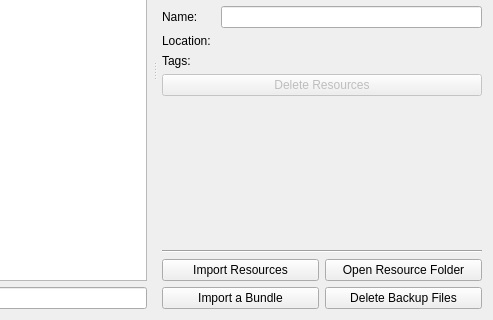
First picture: the form in plugins/extensions/resourcemanager/WdgDlgResourceManager.ui, repository KDE/krita, before the edit; both pictures show x 207 to 700 and y 180 to 500 of the 700 by 500 pixel window.
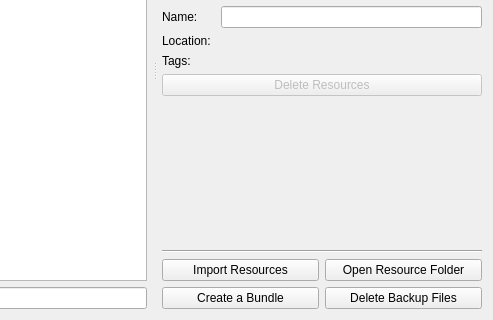
Second picture: the form after the edit. Custom widgets are drawn as their Qt base class.

Commit message:
Change Import a bundle into Create bundle button
For now the button only opens a new create bundle dialog
without adding the already selected resources into the bundle,
but it can be added later.

Before this commit the button did nothing and was labeled
"Import a bundle", but because .asl and .abr files are
storages just like a bundle and it would be best if the user
didn't have to choose between two buttons but use just one
to import any kind of resource, resources or collection
of resources. Hence the Import a bundle button
became obsolete.

Patch:
```diff
--- a/plugins/extensions/resourcemanager/WdgDlgResourceManager.ui
+++ b/plugins/extensions/resourcemanager/WdgDlgResourceManager.ui
@@ -244,7 +244,7 @@
          <item row="1" column="0">
           <widget class="QPushButton" name="btnImportBundle">
            <property name="text">
-            <string>Import a Bundle</string>
+            <string>Create a Bundle</string>
            </property>
           </widget>
          </item>
```
Left out of the diff: 4 changed lines with no effect on the pictures. The commit also changes 2 other files.
